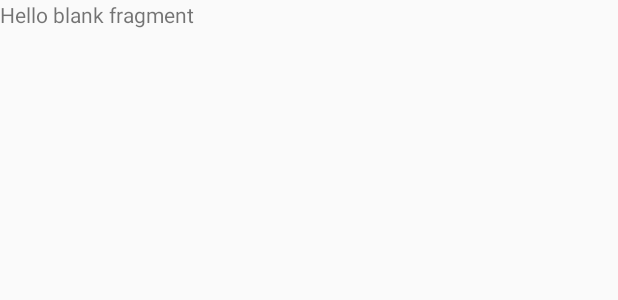
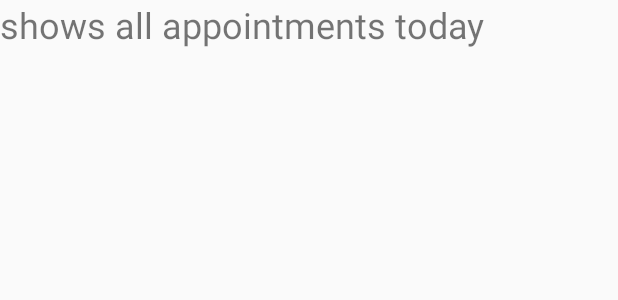
Before and after one commit to ejChathuranga/Agent_Mgt_Diary, an Android app: the layout fragment_today_appointments_frag.xml on its own in the app's theme, with its tools: preview values and no code run, on a phone screen of 412 x 824 dp. Shown: the top 300 px of the screen. Run offline under Robolectric (Android 15) with nearby library versions, the light colour scheme and no system bars.

Commit message:
updated textview text

```diff
--- a/app/src/main/res/layout/fragment_today_appointments_frag.xml
+++ b/app/src/main/res/layout/fragment_today_appointments_frag.xml
@@ -8,6 +8,7 @@
     <TextView
         android:layout_width="match_parent"
         android:layout_height="match_parent"
-        android:text="@string/hello_blank_fragment" />
+        android:text="shows all appointments today"
+        android:textSize="24sp" />
 
 </FrameLayout>
```
